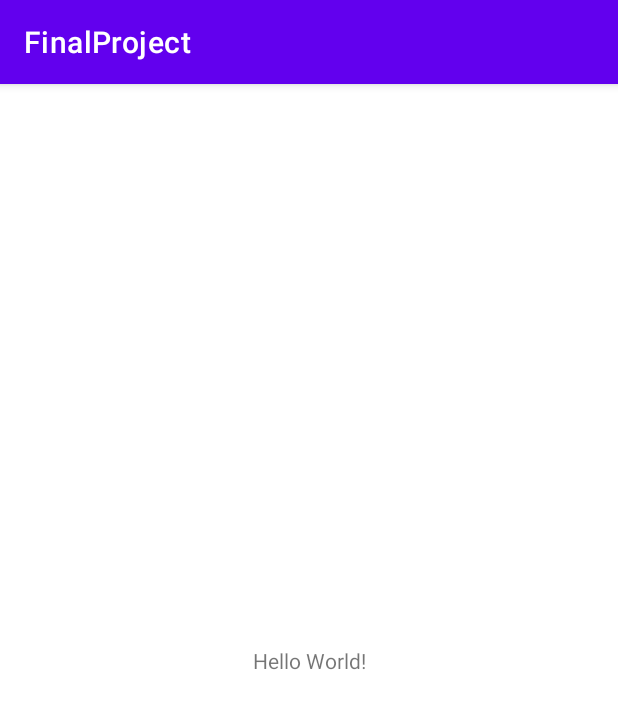
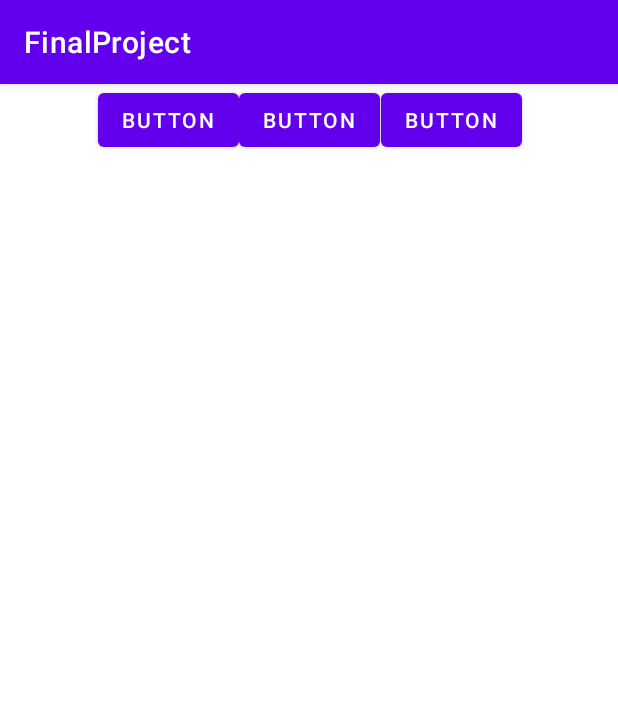
Before and after one commit to ebartell24/FinalProject, an Android app: the screen it shows after launch (MainActivity), on a phone screen of 412 x 824 dp. Shown: the top 709 px of the screen. Run offline under Robolectric (Android 15) with nearby library versions, the phone set to English and light mode, and no system bars.

Commit message:
set up day 1

```diff
--- /dev/null
+++ b/app/src/main/java/com/example/finalproject/HomeFragment.kt
@@ -0,0 +1,23 @@
+package com.example.finalproject
+
+import android.os.Bundle
+import androidx.fragment.app.Fragment
+import android.view.LayoutInflater
+import android.view.View
+import android.view.ViewGroup
+import com.example.finalproject.databinding.FragmentHomeBinding
+
+class HomeFragment : Fragment() {
+    private var _binding: FragmentHomeBinding? = null
+    private val binding get() = _binding!!
+
+
+    override fun onCreateView(
+        inflater: LayoutInflater, container: ViewGroup?,
+        savedInstanceState: Bundle?
+    ): View? {
+        _binding = FragmentHomeBinding.inflate(inflater, container, false)
+        val rootView = binding.root
+        return rootView
+    }
+}
--- a/app/src/main/res/layout/activity_main.xml
+++ b/app/src/main/res/layout/activity_main.xml
@@ -6,13 +6,14 @@
     android:layout_height="match_parent"
     tools:context=".MainActivity">
 
-    <TextView
-        android:layout_width="wrap_content"
-        android:layout_height="wrap_content"
-        android:text="Hello World!"
-        app:layout_constraintBottom_toBottomOf="parent"
-        app:layout_constraintEnd_toEndOf="parent"
-        app:layout_constraintStart_toStartOf="parent"
-        app:layout_constraintTop_toTopOf="parent" />
+    <androidx.fragment.app.FragmentContainerView
+        android:layout_width="match_parent"
+        android:layout_height="match_parent"
+        android:id = "@+id/nav_host_fragment"
+        android:name = "androidx.navigation.fragment.NavHostFragment"
+        app:navGraph = "@navigation/nav_graph"
+        app:defaultNavHost = "true"/>
+
+
 
 </androidx.constraintlayout.widget.ConstraintLayout>
--- /dev/null
+++ b/app/src/main/res/layout/fragment_home.xml
@@ -0,0 +1,60 @@
+<?xml version="1.0" encoding="utf-8"?>
+<androidx.constraintlayout.widget.ConstraintLayout xmlns:android="http://schemas.android.com/apk/res/android"
+    xmlns:app="http://schemas.android.com/apk/res-auto"
+    xmlns:tools="http://schemas.android.com/tools"
+    android:layout_width="match_parent"
+    android:layout_height="match_parent"
+    tools:context=".HomeFragment">
+
+    <TextView
+        android:id="@+id/name"
+        android:layout_width="wrap_content"
+        android:layout_height="wrap_content"
+        android:text="TextView"
+        app:layout_constraintBottom_toTopOf="@+id/info"
+        app:layout_constraintEnd_toEndOf="parent"
+        app:layout_constraintHorizontal_bias="0.498"
+        app:layout_constraintStart_toStartOf="parent"
+        app:layout_constraintTop_toTopOf="parent"
+        app:layout_constraintVertical_bias="0.513" />
+
+    <TextView
+        android:id="@+id/info"
+        android:layout_width="wrap_content"
+        android:layout_height="wrap_content"
+        android:layout_marginBottom="208dp"
+        android:text="TextView"
+        app:layout_constraintBottom_toTopOf="@+id/coach"
+        app:layout_constraintEnd_toEndOf="parent"
+        app:layout_constraintHorizontal_bias="0.498"
+        app:layout_constraintStart_toStartOf="parent" />
+
+    <Button
+        android:id="@+id/games"
+        android:layout_width="wrap_content"
+        android:layout_height="wrap_content"
+        android:text="Button"
+        app:layout_constraintEnd_toEndOf="parent"
+        app:layout_constraintStart_toStartOf="parent"
+        tools:layout_editor_absoluteY="474dp" />
+
+    <Button
+        android:id="@+id/coach"
+        android:layout_width="wrap_content"
+        android:layout_height="wrap_content"
+        android:layout_marginEnd="64dp"
+        android:text="Button"
+        app:layout_constraintEnd_toEndOf="parent"
+        tools:layout_editor_absoluteY="395dp" />
+
+    <Button
+        android:id="@+id/roster"
+        android:layout_width="wrap_content"
+        android:layout_height="wrap_content"
+        android:text="Button"
+        app:layout_constraintEnd_toStartOf="@+id/coach"
+        app:layout_constraintHorizontal_bias="0.41"
+        app:layout_constraintStart_toStartOf="parent"
+        tools:layout_editor_absoluteY="395dp" />
+
+</androidx.constraintlayout.widget.ConstraintLayout>
--- /dev/null
+++ b/app/src/main/res/layout/fragment_roster.xml
@@ -0,0 +1,6 @@
+<?xml version="1.0" encoding="utf-8"?>
+<androidx.constraintlayout.widget.ConstraintLayout xmlns:android="http://schemas.android.com/apk/res/android"
+    xmlns:tools="http://schemas.android.com/tools"
+    android:layout_width="match_parent"
+    android:layout_height="match_parent"
+    tools:context=".RosterFragment"/>
--- /dev/null
+++ b/app/src/main/res/navigation/nav_graph.xml
@@ -0,0 +1,38 @@
+<?xml version="1.0" encoding="utf-8"?>
+<navigation xmlns:android="http://schemas.android.com/apk/res/android"
+    xmlns:app="http://schemas.android.com/apk/res-auto"
+    xmlns:tools="http://schemas.android.com/tools"
+    android:id="@+id/nav_graph"
+    app:startDestination="@id/homeFragment">
+
+    <fragment
+        android:id="@+id/homeFragment"
+        android:name="com.example.finalproject.HomeFragment"
+        android:label="fragment_home"
+        tools:layout="@layout/fragment_home" >
+        <action
+            android:id="@+id/action_homeFragment_to_rosterFragment"
+            app:destination="@id/rosterFragment" />
+        <action
+            android:id="@+id/action_homeFragment_to_coachingFragment"
+            app:destination="@id/coachingFragment" />
+        <action
+            android:id="@+id/action_homeFragment_to_gamesFragment"
+            app:destination="@id/gamesFragment" />
+    </fragment>
+    <fragment
+        android:id="@+id/coachingFragment"
+        android:name="com.example.finalproject.CoachingFragment"
+        android:label="fragment_coaching"
+        tools:layout="@layout/fragment_coaching" />
+    <fragment
+        android:id="@+id/rosterFragment"
+        android:name="com.example.finalproject.RosterFragment"
+        android:label="fragment_roster"
+        tools:layout="@layout/fragment_roster" />
+    <fragment
+        android:id="@+id/gamesFragment"
+        android:name="com.example.finalproject.GamesFragment"
+        android:label="fragment_games"
+        tools:layout="@layout/fragment_games" />
+</navigation>
--- a/app/src/main/res/values/strings.xml
+++ b/app/src/main/res/values/strings.xml
@@ -1,3 +1,5 @@
 <resources>
     <string name="app_name">FinalProject</string>
+    <!-- TODO: Remove or change this placeholder text -->
+    <string name="hello_blank_fragment">Hello blank fragment</string>
 </resources>
--- a/build.gradle
+++ b/build.gradle
@@ -3,6 +3,7 @@ plugins {
     id 'com.android.application' version '7.2.2' apply false
     id 'com.android.library' version '7.2.2' apply false
     id 'org.jetbrains.kotlin.android' version '1.6.10' apply false
+    id 'androidx.navigation.safeargs.kotlin' version '2.5.1' apply false
 }
 
 task clean(type: Delete) {
```
Also changed, not shown: app/build.gradle (+9 -1 lines), app/src/main/java/com/example/finalproject/CoachingFragment.kt (added, +24 -0 lines), app/src/main/java/com/example/finalproject/GamesFragment.kt (added, +25 -0 lines), app/src/main/java/com/example/finalproject/RosterFragment.kt (added, +26 -0 lines), app/src/main/res/layout/fragment_coaching.xml (added, +14 -0 lines), app/src/main/res/layout/fragment_games.xml (added, +14 -0 lines).
